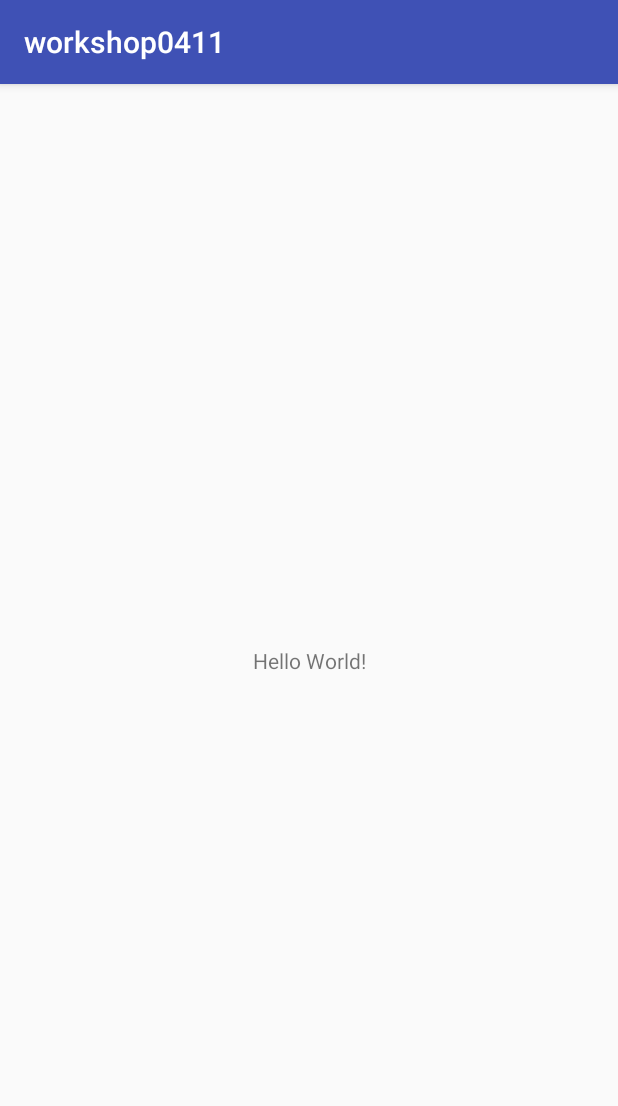
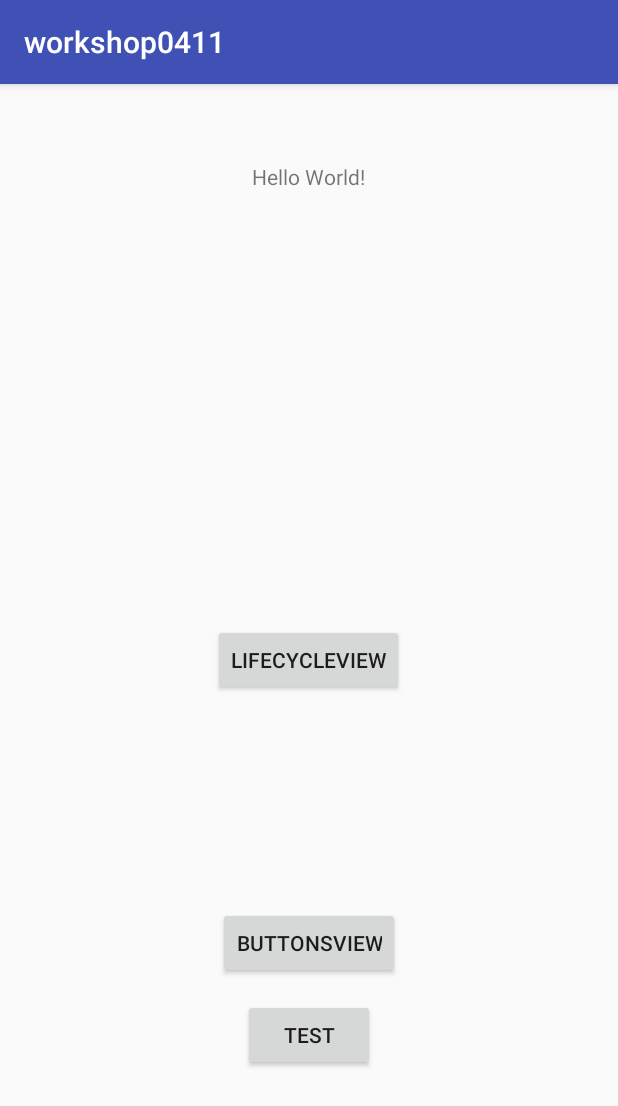
Before and after one commit to fksdud456/TIL, an Android app: the screen it shows after launch (MainActivity), on a phone screen of 412 x 824 dp. Shown: the top 1106 px of the screen. Run offline under Robolectric (Android 15) with nearby library versions, the light colour scheme and no system bars.

Commit message:
Update Lifecycle Activity
Add buttons into Main Activity
Add using Intent example
If you want to use Intent.ACTION_CALL , you have to get permission
> add permission tag into AndroidManifest.xml

2018/04/11

```diff
--- a/Android/workshop0411/app/src/main/AndroidManifest.xml
+++ b/Android/workshop0411/app/src/main/AndroidManifest.xml
@@ -2,6 +2,7 @@
 <manifest xmlns:android="http://schemas.android.com/apk/res/android"
     package="com.example.student.workshop0411">
 
+    <uses-permission android:name="android.permission.CALL_PHONE"/>
     <application
         android:allowBackup="true"
         android:icon="@mipmap/ic_launcher"
--- a/Android/workshop0411/app/src/main/res/layout/activity_main.xml
+++ b/Android/workshop0411/app/src/main/res/layout/activity_main.xml
@@ -1,5 +1,5 @@
 <?xml version="1.0" encoding="utf-8"?>
-<android.support.constraint.ConstraintLayout xmlns:android="http://schemas.android.com/apk/res/android"
+<RelativeLayout xmlns:android="http://schemas.android.com/apk/res/android"
     xmlns:app="http://schemas.android.com/apk/res-auto"
     xmlns:tools="http://schemas.android.com/tools"
     android:layout_width="match_parent"
@@ -9,10 +9,37 @@
     <TextView
         android:layout_width="wrap_content"
         android:layout_height="wrap_content"
-        android:text="Hello World!"
-        app:layout_constraintBottom_toBottomOf="parent"
-        app:layout_constraintLeft_toLeftOf="parent"
-        app:layout_constraintRight_toRightOf="parent"
-        app:layout_constraintTop_toTopOf="parent" />
+        android:layout_alignParentTop="true"
+        android:layout_centerHorizontal="true"
+        android:layout_marginTop="52dp"
+        android:text="Hello World!" />
 
-</android.support.constraint.ConstraintLayout>
+    <Button
+        android:id="@+id/bt_lifecycle"
+        android:layout_width="wrap_content"
+        android:layout_height="wrap_content"
+        android:layout_centerInParent="true"
+        android:onClick="clickBt"
+        android:text="LifecycleView" />
+
+    <Button
+        android:id="@+id/bt_view3"
+        android:layout_width="wrap_content"
+        android:layout_height="wrap_content"
+        android:layout_alignParentBottom="true"
+        android:layout_centerHorizontal="true"
+        android:layout_marginBottom="171dp"
+        android:onClick="clickBt"
+        android:text="ButtonsView" />
+
+    <Button
+        android:id="@+id/bt_test"
+        android:layout_width="wrap_content"
+        android:layout_height="wrap_content"
+        android:layout_alignParentBottom="true"
+        android:layout_centerHorizontal="true"
+        android:layout_marginBottom="110dp"
+        android:onClick="clickBt"
+        android:text="Test" />
+
+</RelativeLayout>
```
Also changed, not shown: Android/workshop0411/app/src/main/java/com/example/student/workshop0411/LifecycleActivity.java (+19 -0 lines), Android/workshop0411/app/src/main/java/com/example/student/workshop0411/MainActivity.java (+11 -0 lines), Android/workshop0411/app/src/main/res/layout/activity_lifecycle.xml (+26 -4 lines).
